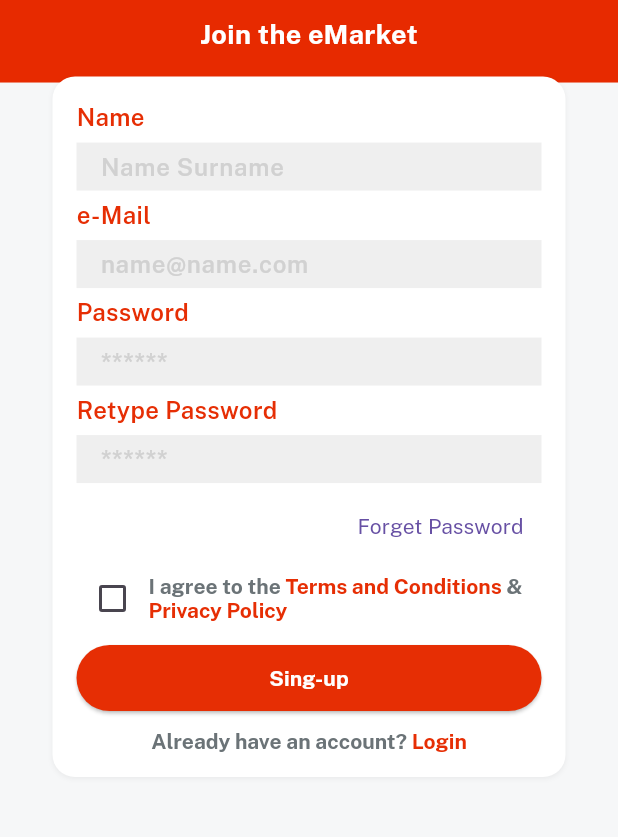
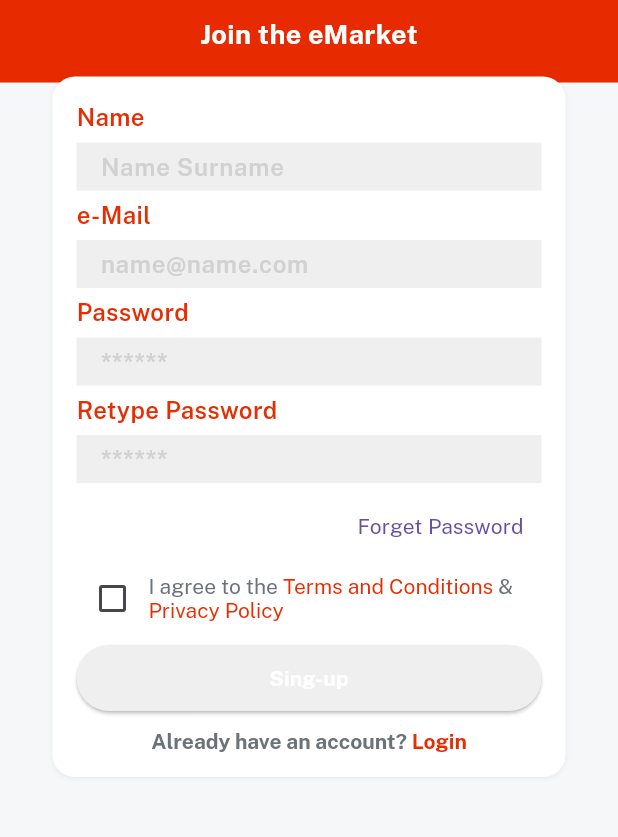
Before and after one commit to denizguvel/ecommerce1, a Flutter app: the screen it shows after launch, after a tap on "Sing-up", on a phone screen of 412 x 824 dp, the part 349-1186 px from its top. Run offline on Flutter 3.47's test engine with Material 3 defaults, Android fonts, the phone set to English and light mode, and no system bars; our stand-ins replace get, velocity_x.

Commit message:
home screen ekran tasarımına başlanıldı

```diff
--- a/lib/consts/strings.dart
+++ b/lib/consts/strings.dart
@@ -17,3 +17,5 @@ const loginWith = "Login with";
 const privacyPolicy = "Privacy Policy";
 const termAndCond = "Terms and Conditions";
 const alreadyHaveAccount = "Already have an account? ";
+
+const home = "Home", categories = "Categories", cart = "Cart", account = "Account";
--- /dev/null
+++ b/lib/controllers/home_controller.dart
@@ -0,0 +1,5 @@
+import 'package:get/get.dart';
+
+class HomeController extends GetxController{
+  var currentNavIndex = 0.obs;
+}
--- a/lib/views/auth_screen/login_screen.dart
+++ b/lib/views/auth_screen/login_screen.dart
@@ -1,6 +1,7 @@
 import 'package:emart_app/consts/consts.dart';
 import 'package:emart_app/consts/lists.dart';
 import 'package:emart_app/views/auth_screen/signup_screen.dart';
+import 'package:emart_app/views/home_screen/home_screen.dart';
 import 'package:emart_app/widgets_common/applogo_widget.dart';
 import 'package:emart_app/widgets_common/bg_widget.dart';
 import 'package:emart_app/widgets_common/custom_textfield.dart';
@@ -33,7 +34,9 @@ class LoginScreen extends StatelessWidget {
                     child:TextButton(onPressed: () {}, child: forgetPass.text.make())),
                   5.heightBox,
                   //ourButton().box.width(context.screenWidth - 50).make(),
-                  ourButton(color: redColor, title: login, textColor: whiteColor, onPress: (){})
+                  ourButton(color: redColor, title: login, textColor: whiteColor, onPress: (){
+                    Get.to(() => const HomeScreen());
+                  })
                   .box
                   .width(context.screenWidth - 50)
                   .make(),
--- a/lib/views/auth_screen/signup_screen.dart
+++ b/lib/views/auth_screen/signup_screen.dart
@@ -9,8 +9,16 @@ import '../../widgets_common/bg_widget.dart';
 import '../../widgets_common/custom_textfield.dart';
 import '../../widgets_common/our_button.dart';
 
-class SignupScreen extends StatelessWidget {
-  const SignupScreen({super.key});
+
+class SignupScreen extends StatefulWidget {
+  const SignupScreen({Key? key}) : super(key: key);
+
+  @override
+  State<SignupScreen> createState()=> _SignupScreenState();
+}
+  class _SignupScreenState extends State<SignupScreen>{
+
+    bool? isCheck = false;
 
     @override
     Widget build(BuildContext context) {
@@ -39,9 +47,14 @@ class SignupScreen extends StatelessWidget {
                       Row(
                         children: [
                           Checkbox(
-                          checkColor: redColor,
-                          value: false,
-                          onChanged: (newValue) {}
+                            checkColor: whiteColor,
+                            activeColor: redColor,
+                            value: isCheck,
+                            onChanged: (newValue) {
+                              setState(() {
+                                isCheck = newValue;
+                              });
+                            }
                           ),
                           10.heightBox,
                           Expanded(child:
@@ -51,25 +64,25 @@ class SignupScreen extends StatelessWidget {
                                 TextSpan(
                                   text: "I agree to the ",
                                   style: TextStyle(
-                                  fontFamily: bold,
+                                    fontFamily: regular,
                                     color: fontGrey,
                                   )),
                                 TextSpan(
                                   text: termAndCond,
                                   style: TextStyle(
-                                  fontFamily: bold,
+                                    fontFamily: regular,
                                     color: redColor
                                   )),
                                 TextSpan(
                                 text: " & ",
                                 style: TextStyle(
-                                fontFamily: bold,
+                                  fontFamily: regular,
                                   color: fontGrey
                                 )),
                                 TextSpan(
                                   text: privacyPolicy,
                                   style: TextStyle(
-                                  fontFamily: bold,
+                                    fontFamily: regular,
                                     color: redColor
                                 )),
                               ]
@@ -78,7 +91,7 @@ class SignupScreen extends StatelessWidget {
                         ],
                       ),
                       5.heightBox,
-                    ourButton(color: redColor, title: signup, textColor: whiteColor, onPress: (){})
+                      ourButton(color: isCheck == true?  redColor : lightGrey, title: signup, textColor: whiteColor, onPress: (){})
                       .box
                       .width(context.screenWidth - 50)
                       .make(),
```
Also changed, not shown: lib/views/home_screen/home_screen.dart (added, +48 -0 lines). Lines whose indentation alone changed are shown as unchanged.
